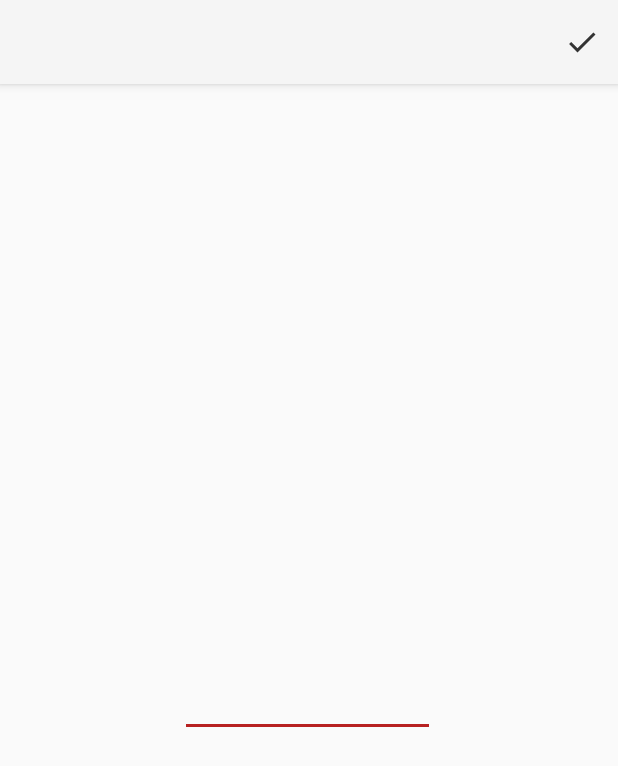
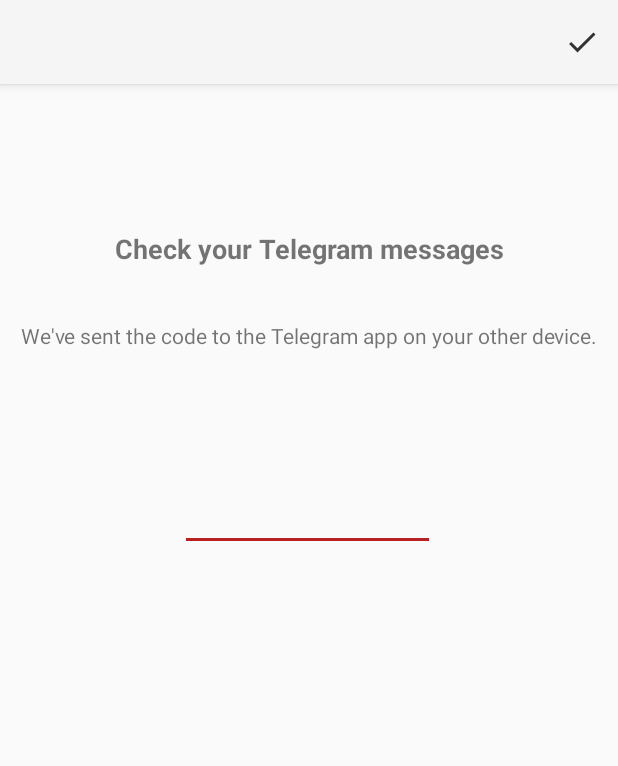
Before and after one commit to mazenkh7/TelegramZ, an Android app: the ConfirmCodeActivity screen opened directly, with no data from a screen before it, on a phone screen of 412 x 824 dp. Shown: the top 766 px of the screen. Run offline under Robolectric (Android 15) with nearby library versions, the phone set to English and light mode, and no system bars; 2 statements that could not run were skipped.

```diff
--- a/app/src/main/java/com/maze/telegramz/ChatsAdapter.java
+++ b/app/src/main/java/com/maze/telegramz/ChatsAdapter.java
@@ -15,6 +15,8 @@
 import java.io.File;
 import java.text.SimpleDateFormat;
 import java.util.ArrayList;
+import java.util.Collection;
+import java.util.Collections;
 import java.util.Date;
 import java.util.Locale;
 import java.util.concurrent.TimeUnit;
@@ -111,8 +113,7 @@
                 File f = null;
                 long timeStamp = chat.lastMessage.date;
                 String dateString = makeDateString(timeStamp);
-                list.add(new ChatsItem(chat.id,f, chat.title, lastMsg, dateString));
-
+                list.add(new ChatsItem(chat.id,f, chat.title, lastMsg, dateString,chat.order));
             }
         }
         return list;
--- a/app/src/main/java/com/maze/telegramz/NotificationService.java
+++ b/app/src/main/java/com/maze/telegramz/NotificationService.java
@@ -22,7 +22,6 @@
 
     @Override
     public void onNewToken(String token) {
-        Log.e("111", "GOT TOKEN YAY:\n" + token);
         NotificationService.token = token;
         if (getToken() != null && !getToken().isEmpty())
             client.send(new TdApi.RegisterDevice(new TdApi.DeviceTokenGoogleCloudMessaging(getToken()), null), null);
@@ -34,12 +33,10 @@
                     @Override
                     public void onComplete(@NonNull Task<InstanceIdResult> task) {
                         if (!task.isSuccessful()) {
-                            Log.e("111", "getInstanceId failed", task.getException());
                             return;
                         }
                         // Get new Instance ID token
                         token = task.getResult().getToken();
-                        Log.e("111", "GOT TOKEN YAY:\n" + token);
                         if (getToken() != null && !getToken().isEmpty())
                             client.send(new TdApi.RegisterDevice(new TdApi.DeviceTokenGoogleCloudMessaging(getToken()), null), null);
                     }
@@ -52,7 +49,6 @@
 
     @Override
     public void onMessageReceived(RemoteMessage remoteMessage) {
-        // ...
 
         // TODO(developer): Handle FCM messages here.
         // Not getting messages here? See why this may be: https://goo.gl/39bRNJ
--- a/app/src/main/res/layout/activity_confirm_code.xml
+++ b/app/src/main/res/layout/activity_confirm_code.xml
@@ -11,17 +11,44 @@
         android:layout_width="170dp"
         android:layout_height="91dp"
         android:layout_marginStart="8dp"
-        android:layout_marginTop="344dp"
         android:layout_marginEnd="8dp"
         android:ems="10"
-        android:inputType="phone"
+        android:inputType='numberPassword'
         android:textAlignment="center"
         android:textSize="30sp"
         android:textStyle="bold"
         android:typeface="monospace"
         app:layout_constraintEnd_toEndOf="parent"
-        app:layout_constraintHorizontal_bias="0.496"
+        app:layout_constraintHorizontal_bias="0.497"
+        app:layout_constraintStart_toStartOf="parent"
+        app:layout_constraintTop_toBottomOf="@+id/textView3" />
+
+    <TextView
+        android:id="@+id/textView2"
+        android:layout_width="wrap_content"
+        android:layout_height="wrap_content"
+        android:layout_marginStart="35dp"
+        android:layout_marginTop="97dp"
+        android:layout_marginEnd="35dp"
+        android:text="@string/confirm_code_instruction1"
+        android:textAlignment="center"
+        android:textSize="18sp"
+        android:textStyle="bold"
+        app:layout_constraintEnd_toEndOf="parent"
         app:layout_constraintStart_toStartOf="parent"
         app:layout_constraintTop_toTopOf="parent" />
 
+    <TextView
+        android:id="@+id/textView3"
+        android:layout_width="wrap_content"
+        android:layout_height="62dp"
+        android:layout_marginStart="16dp"
+        android:layout_marginTop="36dp"
+        android:layout_marginEnd="16dp"
+        android:text="We've sent the code to the Telegram app on your other device."
+        android:textAlignment="center"
+        app:layout_constraintEnd_toEndOf="parent"
+        app:layout_constraintStart_toStartOf="parent"
+        app:layout_constraintTop_toBottomOf="@+id/textView2" />
+
 </androidx.constraintlayout.widget.ConstraintLayout>
--- a/app/src/main/res/layout/activity_home.xml
+++ b/app/src/main/res/layout/activity_home.xml
@@ -26,7 +26,6 @@
         android:layout_width="395dp"
         android:layout_height="659dp"
         android:layout_marginStart="8dp"
-        android:layout_marginTop="8dp"
         android:layout_marginEnd="8dp"
         app:layout_constraintEnd_toEndOf="parent"
         app:layout_constraintStart_toStartOf="parent"
--- a/app/src/main/res/layout/fragment_chats.xml
+++ b/app/src/main/res/layout/fragment_chats.xml
@@ -10,5 +10,6 @@
         android:layout_width="match_parent"
         android:layout_height="match_parent"
         android:padding="4dp"
-        android:scrollbars="vertical" />
+        android:scrollbars="vertical"
+        android:fadeScrollbars="true" />
 </RelativeLayout>
--- a/app/src/main/res/values/strings.xml
+++ b/app/src/main/res/values/strings.xml
@@ -13,4 +13,5 @@
     <!-- TODO: Remove or change this placeholder text -->
     <string name="hello_blank_fragment">Hello blank fragment</string>
     <string name="start_messaging">Start Messaging</string>
+    <string name="confirm_code_instruction1">Check your Telegram messages</string>
 </resources>
```
Also changed, not shown: app/src/main/java/com/maze/telegramz/ChatsFragment.java (+9 -5 lines), app/src/main/java/com/maze/telegramz/ChatsItem.java (+36 -9 lines), app/src/main/java/com/maze/telegramz/HomeActivity.java (+19 -2 lines), app/src/main/java/com/maze/telegramz/Telegram.java (+34 -9 lines), 8 other files.
